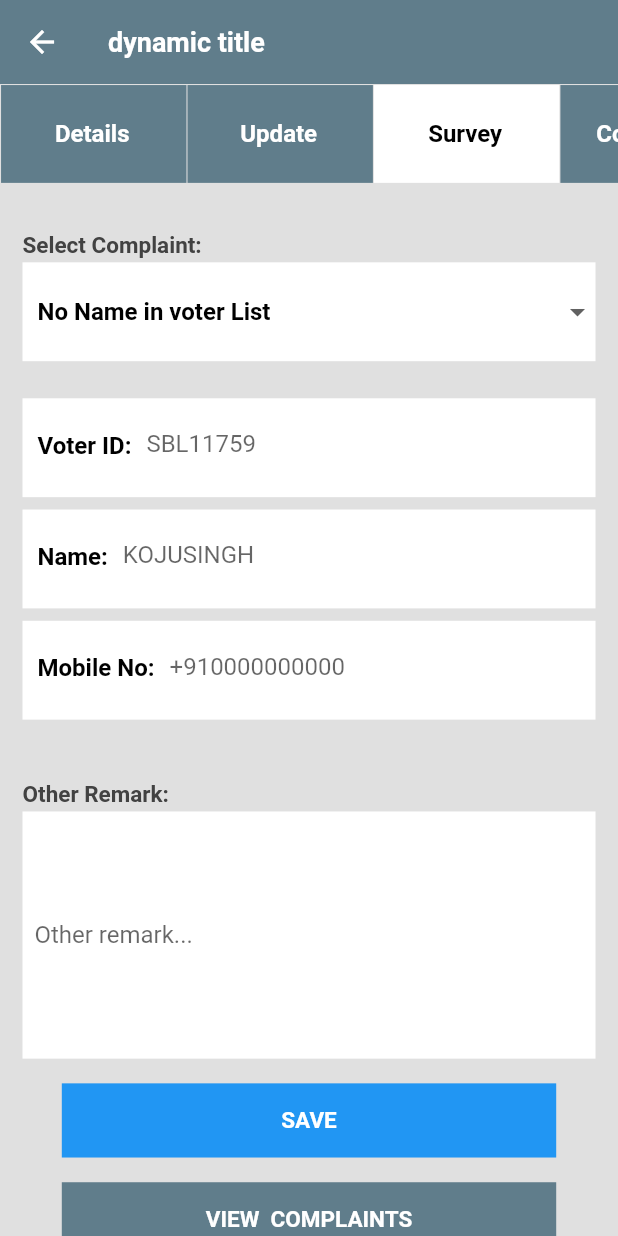
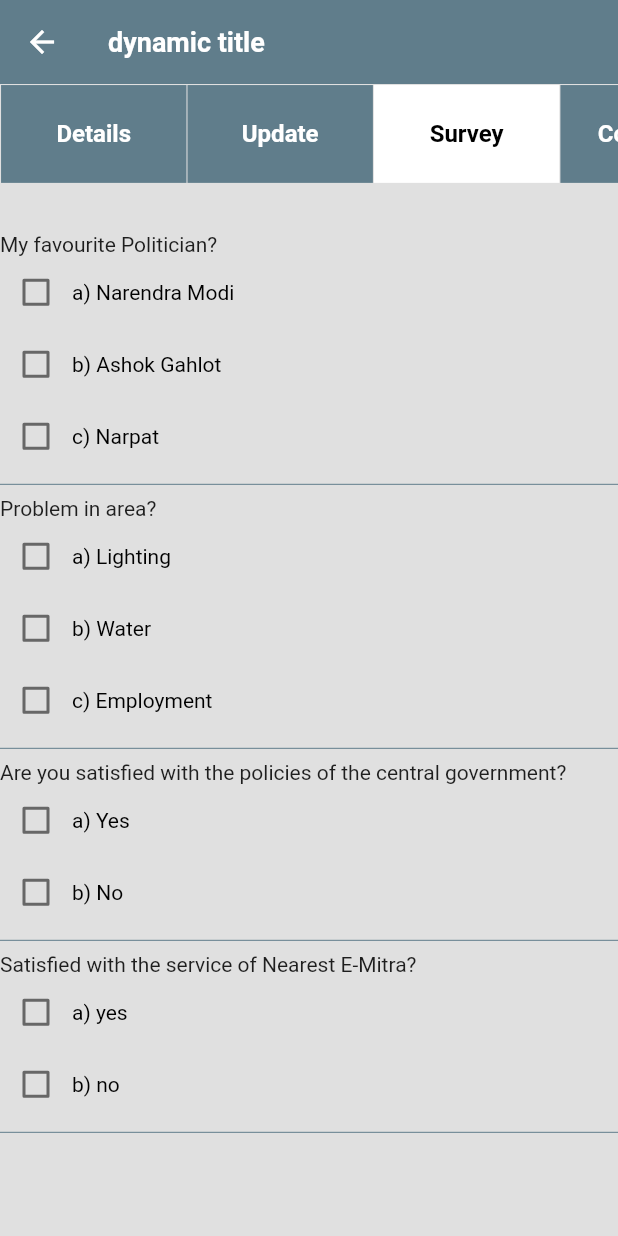
Before and after one commit to manv13/prototype, a Flutter app: the screen it shows after launch, after a tap on "Update", after a tap on "Survey", on a phone screen of 412 x 824 dp. Run offline on Flutter 3.47's test engine with Material 2 defaults, Android fonts, the light colour scheme and no system bars; our stand-ins replace flutter_datetime_picker.

Commit message:
05 april 22:55PM

```diff
--- a/lib/base/app_colors.dart
+++ b/lib/base/app_colors.dart
@@ -1,4 +1,4 @@
-import 'package:flutter/cupertino.dart';
+
 import 'package:flutter/material.dart';
 
 class AppColors {
--- a/lib/details.dart
+++ b/lib/details.dart
@@ -23,13 +23,15 @@ class _DetailsPageState extends State<DetailsPage> {
     "Colony": "Akhasar",
     "Vote Center Address": "address here"
   };
+  final _contrroller = ScrollController();
   @override
   Widget build(BuildContext context) {
     return Column(
       children: [
         ListView.builder(
-            physics: NeverScrollableScrollPhysics(),
+            physics: const NeverScrollableScrollPhysics(),
             shrinkWrap: true,
+            controller: _contrroller,
             itemCount: detailsList.length,
             itemBuilder: ((context, index) {
               return Padding(
--- a/lib/main.dart
+++ b/lib/main.dart
@@ -30,88 +30,3 @@ class MyApp extends StatelessWidget {
     );
   }
 }
-
-class MyHomePage extends StatefulWidget {
-  const MyHomePage({Key? key, required this.title}) : super(key: key);
-
-  // This widget is the home page of your application. It is stateful, meaning
-  // that it has a State object (defined below) that contains fields that affect
-  // how it looks.
-
-  // This class is the configuration for the state. It holds the values (in this
-  // case the title) provided by the parent (in this case the App widget) and
-  // used by the build method of the State. Fields in a Widget subclass are
-  // always marked "final".
-
-  final String title;
-
-  @override
-  State<MyHomePage> createState() => _MyHomePageState();
-}
-
-class _MyHomePageState extends State<MyHomePage> {
-  int _counter = 0;
-
-  void _incrementCounter() {
-    setState(() {
-      // This call to setState tells the Flutter framework that something has
-      // changed in this State, which causes it to rerun the build method below
-      // so that the display can reflect the updated values. If we changed
-      // _counter without calling setState(), then the build method would not be
-      // called again, and so nothing would appear to happen.
-      _counter++;
-    });
-  }
-
-  @override
-  Widget build(BuildContext context) {
-    // This method is rerun every time setState is called, for instance as done
-    // by the _incrementCounter method above.
-    //
-    // The Flutter framework has been optimized to make rerunning build methods
-    // fast, so that you can just rebuild anything that needs updating rather
-    // than having to individually change instances of widgets.
-    return Scaffold(
-      appBar: AppBar(
-        // Here we take the value from the MyHomePage object that was created by
-        // the App.build method, and use it to set our appbar title.
-        title: Text(widget.title),
-      ),
-      body: Center(
-        // Center is a layout widget. It takes a single child and positions it
-        // in the middle of the parent.
-        child: Column(
-          // Column is also a layout widget. It takes a list of children and
-          // arranges them vertically. By default, it sizes itself to fit its
-          // children horizontally, and tries to be as tall as its parent.
-          //
-          // Invoke "debug painting" (press "p" in the console, choose the
-          // "Toggle Debug Paint" action from the Flutter Inspector in Android
-          // Studio, or the "Toggle Debug Paint" command in Visual Studio Code)
-          // to see the wireframe for each widget.
-          //
-          // Column has various properties to control how it sizes itself and
-          // how it positions its children. Here we use mainAxisAlignment to
-          // center the children vertically; the main axis here is the vertical
-          // axis because Columns are vertical (the cross axis would be
-          // horizontal).
-          mainAxisAlignment: MainAxisAlignment.center,
-          children: <Widget>[
-            const Text(
-              'You have pushed the button this many times:',
-            ),
-            Text(
-              '$_counter',
-              style: Theme.of(context).textTheme.headline4,
-            ),
-          ],
-        ),
-      ),
-      floatingActionButton: FloatingActionButton(
-        onPressed: _incrementCounter,
-        tooltip: 'Increment',
-        child: const Icon(Icons.add),
-      ), // This trailing comma makes auto-formatting nicer for build methods.
-    );
-  }
-}
--- a/lib/mainpage.dart
+++ b/lib/mainpage.dart
@@ -2,6 +2,7 @@ import 'package:flutter/material.dart';
 import 'package:surveyapp/base/app_colors.dart';
 import 'package:surveyapp/complint_page.dart';
 import 'package:surveyapp/details.dart';
+import 'package:surveyapp/survey.dart';
 import 'package:surveyapp/update.dart';
 
 class MainPage extends StatefulWidget {
@@ -44,6 +45,8 @@ class _MainPageState extends State<MainPage> {
                     ? const DetailsPage()
                     : selectedindex == 1
                         ? const UpdatePage()
+                        : selectedindex ==2 ?
+                        const Survey()
                         : const ComplaintPage(),
                 SizedBox(
                   height: MediaQuery.of(context).size.height * 0.03,
@@ -58,7 +61,6 @@ class _MainPageState extends State<MainPage> {
     return SizedBox(
         width: MediaQuery.of(context).size.width,
         height: MediaQuery.of(context).size.height * 0.08,
-        child: Center(
         child: ListView.builder(
             scrollDirection: Axis.horizontal,
             itemCount: tabBarItems.length,
@@ -73,7 +75,7 @@ class _MainPageState extends State<MainPage> {
                     },
                     child: _buildCotainer(tabBarItems[index], index)),
               );
-                })));
+            }));
   }
 
   Widget _buildCotainer(String title, int index) {
@@ -83,8 +85,6 @@ class _MainPageState extends State<MainPage> {
       color:
           selectedindex == index ? appColors.whiteColor : appColors.themeColor,
       child: Center(
-        child: Padding(
-          padding: const EdgeInsets.only(right: 2),
         child: Text(title,
             style: TextStyle(
                 color: selectedindex == index
@@ -93,7 +93,6 @@ class _MainPageState extends State<MainPage> {
                 fontSize: 16,
                 fontWeight: FontWeight.w600)),
       ),
-      ),
     );
   }
 }
--- /dev/null
+++ b/lib/survey.dart
@@ -0,0 +1,171 @@
+import 'package:flutter/material.dart';
+import 'package:surveyapp/base/app_colors.dart';
+
+class Survey extends StatefulWidget {
+  const Survey({Key? key}) : super(key: key);
+
+  @override
+  State<Survey> createState() => _SurveyState();
+}
+
+class _SurveyState extends State<Survey> {
+
+  List questions =[
+    {
+      "ques" : "My favourite Politician?",
+      "a":"Narendra Modi",
+      "b":"Ashok Gahlot",
+      "c":"Narpat",
+      "d":""
+    },
+    {
+      "ques" : "Problem in area?",
+      "a":"Lighting",
+      "b":"Water",
+      "c":"Employment",
+      "d":""
+    },
+    {
+      "ques" : "Are you satisfied with the policies of the central government?",
+      "a":"Yes",
+      "b":"No",
+      "c":"",
+      "d":""
+    },
+    {
+      "ques" : "Satisfied with the service of Nearest E-Mitra?",
+      "a":"yes",
+      "b":"no",
+      "c":"",
+      "d":""
+    },
+    {
+      "ques" : "Are you satisfied with the government policies?",
+      "a":"Yes",
+      "b":"No",
+      "c":"",
+      "d":""
+    }
+  ];
+  List choice =[];
+  final appColors = AppColors();
+@override
+  void initState() {
+    // TODO: implement initState
+    super.initState();
+choice = List.generate(questions.length, (index) {
+  return List.generate(4, (index) => false);
+});
+  }
+  var h;
+  var w;
+  var _controller = ScrollController();
+  @override
+  Widget build(BuildContext context) {
+    h = MediaQuery.of(context).size.height;
+    w = MediaQuery.of(context).size.width;
+    return ListView.builder(
+      controller: _controller,
+      itemCount: 4,
+      shrinkWrap: true,
+      itemBuilder: (context, index) {
+        return Container(
+
+          child: Column(
+            crossAxisAlignment: CrossAxisAlignment.start,
+            children: [
+              Text("${questions[index]["ques"]}"),
+          questions[index]["a"]== ""?  Container():    Row(
+                children: [
+                  Checkbox(
+                      value: choice[index][0],
+                      onChanged: (value) {
+                        oneSelect(index);
+                        choice[index][0] = value!;
+                        setState(() {});
+                      }),
+                  RichText(text: TextSpan(
+                    text: "a)",
+                    style: TextStyle(color: Colors.black),
+                    children: [
+                      TextSpan(
+                        text: "\t${questions[index]["a"]}"
+                      )
+                    ]
+                  ))
+                ],
+              ),
+          questions[index]["b"]== ""?  Container():     Row(
+                children: [
+                  Checkbox(
+                      value: choice[index][1],
+                      onChanged: (value) {
+                        oneSelect(index);
+                        choice[index][1] = value!;
+                        setState(() {});
+                      }),
+                  RichText(text: TextSpan(
+                    text: "b)",
+                    style: TextStyle(color: Colors.black),
+                    children: [
+                      TextSpan(
+                        text: "\t${questions[index]["b"]}"
+                      )
+                    ]
+                  ))
+                ],
+              ),
+             questions[index]["c"]== ""?  Container():  Row(
+                children: [
+                  Checkbox(
+                      value: choice[index][2],
+                      onChanged: (value) {
+                        oneSelect(index);
+                        choice[index][2] = value!;
+                        setState(() {});
+                      }),
+                  RichText(text: TextSpan(
+                    text: "c)",
+                    style: TextStyle(color: Colors.black),
+                    children: [
+                      TextSpan(
+                        text: "\t${questions[index]["c"]}"
+                      )
+                    ]
+                  ))
+                ],
+              ),
+            questions[index]["d"]== ""?  Container(): Row(
+                children: [
+                  Checkbox(
+                      value: choice[index][3],
+                      onChanged: (value) {
+                        oneSelect(index);
+                        choice[index][3] = value!;
+                        setState(() {});
+                      }),
+                  RichText(text: TextSpan(
+                    text: "d)",
+                    style: TextStyle(color: Colors.black),
+                    children: [
+                      TextSpan(
+                        text: "\t${questions[index]["d"]}"
+                      )
+                    ]
+                  ))
+                ],
+              ),
+              Divider(
+                color: appColors.themeColor,
+              )
+            ],
+
+          ),
+        );
+      },
+    );
+  }
+  oneSelect(int index){
+    choice[index]= List.generate(4, (index) => false);
+  }
+}
--- a/lib/update.dart
+++ b/lib/update.dart
@@ -1,6 +1,7 @@
 import 'package:flutter/material.dart';
 import 'package:flutter_datetime_picker/flutter_datetime_picker.dart';
 import 'package:intl/intl.dart';
+import 'package:surveyapp/appWidgets/app_buttons.dart';
 
 import 'base/app_colors.dart';
 
@@ -64,6 +65,10 @@ class _UpdatePageState extends State<UpdatePage> {
             height: MediaQuery.of(context).size.height * 0.03,
           ),
           _buildDatepicker("Select anniversry Date"),
+          SizedBox(
+            height: MediaQuery.of(context).size.height * 0.03,
+          ),
+          Appbuttons().buildButton(appColors.themeColor, "Update".toUpperCase(), context, 0.9)
         ],
       ),
     );
```
Lines whose indentation alone changed are shown as unchanged.
